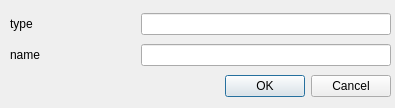
This is unreal/branches/listenersBranch/qrxml/kernelEditor/fieldeditordialog.ui in qreal/qreal as Qt 5 draws it before an edit. The edited form follows.
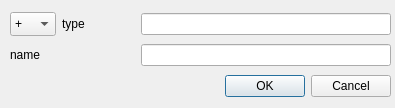
This is the edited form.

Diff of the .ui file:
```diff
--- a/unreal/branches/listenersBranch/qrxml/kernelEditor/fieldeditordialog.ui
+++ b/unreal/branches/listenersBranch/qrxml/kernelEditor/fieldeditordialog.ui
@@ -29,7 +29,7 @@
     <set>QDialogButtonBox::Cancel|QDialogButtonBox::Ok</set>
    </property>
   </widget>
-  <widget class="QWidget" name="">
+  <widget class="QWidget" name="layoutWidget">
    <property name="geometry">
     <rect>
      <x>10</x>
@@ -41,6 +41,37 @@
    <layout class="QVBoxLayout" name="verticalLayout">
     <item>
      <layout class="QHBoxLayout" name="horizontalLayout_2">
+      <item>
+       <widget class="QComboBox" name="accessModifierComboBox">
+        <property name="minimumSize">
+         <size>
+          <width>46</width>
+          <height>24</height>
+         </size>
+        </property>
+        <property name="maximumSize">
+         <size>
+          <width>46</width>
+          <height>16777215</height>
+         </size>
+        </property>
+        <item>
+         <property name="text">
+          <string>+</string>
+         </property>
+        </item>
+        <item>
+         <property name="text">
+          <string>-</string>
+         </property>
+        </item>
+        <item>
+         <property name="text">
+          <string>#</string>
+         </property>
+        </item>
+       </widget>
+      </item>
       <item>
        <widget class="QLabel" name="label_2">
         <property name="text">
```
